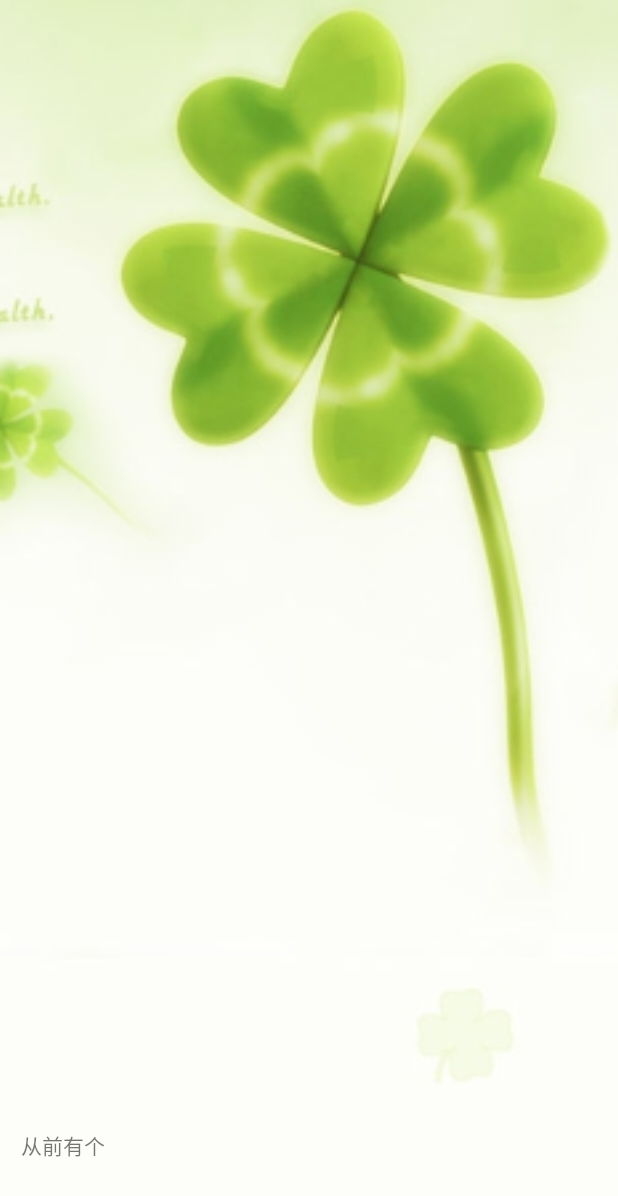
After one commit to wengxingxia/TheQueenOfSpades, an Android app: the QuestionActivity screen opened directly, with no data from a screen before it, on a phone screen of 412 x 824 dp. The commit adds this screen. Shown: the top 1196 px of the screen. Run offline under Robolectric (Android 15) with nearby library versions, the phone set to English and light mode, and no system bars.

Commit message:
加入四叶草图片

```diff
--- /dev/null
+++ b/app/src/main/java/com/example/wxx/thequeenofspades/activity/QuestionActivity.java
@@ -0,0 +1,15 @@
+package com.example.wxx.thequeenofspades.activity;
+
+import android.support.v7.app.AppCompatActivity;
+import android.os.Bundle;
+
+import com.example.wxx.thequeenofspades.R;
+
+public class QuestionActivity extends AppCompatActivity {
+
+    @Override
+    protected void onCreate(Bundle savedInstanceState) {
+        super.onCreate(savedInstanceState);
+        setContentView(R.layout.activity_question);
+    }
+}
--- /dev/null
+++ b/app/src/main/res/layout/activity_question.xml
@@ -0,0 +1,35 @@
+<?xml version="1.0" encoding="utf-8"?>
+<RelativeLayout
+    xmlns:android="http://schemas.android.com/apk/res/android"
+    xmlns:tools="http://schemas.android.com/tools"
+    android:layout_width="match_parent"
+    android:layout_height="match_parent"
+    tools:context="com.example.wxx.thequeenofspades.activity.QuestionActivity">
+
+    <ImageView
+        android:layout_width="match_parent"
+        android:layout_height="match_parent"
+        android:scaleType="centerCrop"
+        android:src="@mipmap/bg"/>
+
+    <LinearLayout
+        android:layout_width="match_parent"
+        android:layout_height="wrap_content"
+        android:layout_alignParentBottom="true"
+        android:layout_marginBottom="50dp"
+        android:paddingLeft="14dp"
+        android:orientation="vertical"
+        android:paddingRight="14dp">
+
+        <TextView
+            android:layout_width="match_parent"
+            android:layout_height="wrap_content"
+            android:text="从前有个"
+            />
+        <LinearLayout
+            android:layout_width="match_parent"
+            android:layout_height="wrap_content">
+
+        </LinearLayout>
+    </LinearLayout>
+</RelativeLayout>
```
Also changed, not shown: app/src/main/AndroidManifest.xml (+7 -2 lines), app/src/main/res/values/colors.xml (+17 -3 lines), app/src/main/res/mipmap-xhdpi/bg.jpg (added).
